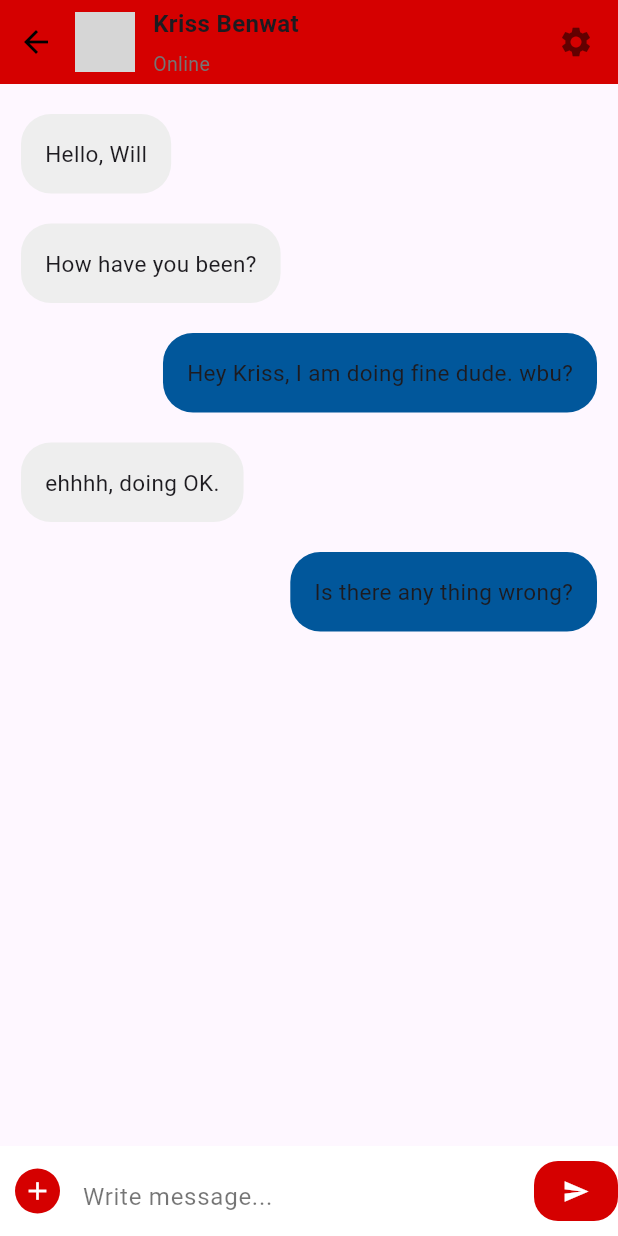
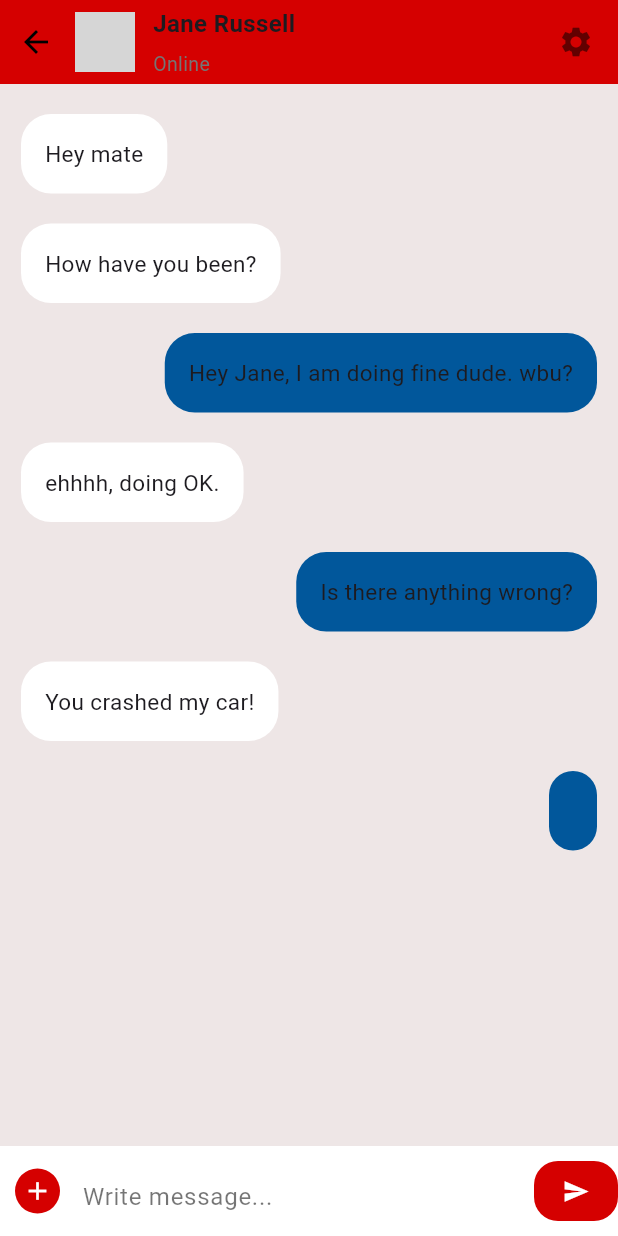
Before and after one commit to llsasas/ITU, a Flutter app: the ChatDetailPage screen opened directly, after a tap on the "send" icon, on a phone screen of 412 x 824 dp. Run offline on Flutter 3.47's test engine with Material 3 defaults, Android fonts, the phone set to English and light mode, and no system bars; our stand-ins replace cached_network_image, file_picker, firebase_auth, firebase_core, firebase_database, firebase_storage and 3 more; accounts and stored records are empty; network calls fail; grey boxes are pictures that could not be loaded.

Commit message:
Huge changes

```diff
--- a/lib/BE/ChatUsers.dart
+++ b/lib/BE/ChatUsers.dart
@@ -9,7 +9,7 @@ class ChatUsers{
 }
 
   List<ChatUsers> chatUsers = [
-    ChatUsers( name: "Jane Russel",  message: "Awesome Setup",  imagelink: "https://images.generated.photos/FkETUiEtr4GybYlSl6MZEf-epdB-X4F2beuGTXlyQ94/rs:fit:512:512/wm:0.95:sowe:18:18:0.33/czM6Ly9pY29uczgu/Z3Bob3Rvcy1wcm9k/LnBob3Rvcy92M18w/NDMwOTc0LmpwZw.jpg", time: "Now"),
+    ChatUsers( name: "Jane Russel",  message: "You crashed my car!",  imagelink: "https://images.generated.photos/FkETUiEtr4GybYlSl6MZEf-epdB-X4F2beuGTXlyQ94/rs:fit:512:512/wm:0.95:sowe:18:18:0.33/czM6Ly9pY29uczgu/Z3Bob3Rvcy1wcm9k/LnBob3Rvcy92M18w/NDMwOTc0LmpwZw.jpg", time: "Now"),
     ChatUsers( name: "Glady's Murphy",  message: "That's Great",  imagelink: "https://images.generated.photos/G1PTNJf13lWdHeHuJSoTFGlgJzEEx-2Qob3-WNnhZg0/rs:fit:512:512/wm:0.95:sowe:18:18:0.33/czM6Ly9pY29uczgu/Z3Bob3Rvcy1wcm9k/LnBob3Rvcy92M18w/ODQzMzM2LmpwZw.jpg",  time: "Yesterday"),
     ChatUsers( name: "Jorge Henry",  message: "Hey where are you?",  imagelink: "https://images.generated.photos/rnTuOpM5NrvLh_DWeu11Kv-hPqPeSjuEFcCTvIYsj0g/rs:fit:512:512/wm:0.95:sowe:18:18:0.33/czM6Ly9pY29uczgu/Z3Bob3Rvcy1wcm9k/LnBob3Rvcy92M18w/Mzk1NTIzLmpwZw.jpg",  time: "31 Mar"),
     ChatUsers( name: "Philip Fox",  message: "Busy! Call me in 20 mins",  imagelink: "https://images.generated.photos/tLH5vMqxQ8GtC7QSuB0ezWjQsBeALVu_2gOkCyO54t4/rs:fit:512:512/wm:0.95:sowe:18:18:0.33/czM6Ly9pY29uczgu/Z3Bob3Rvcy1wcm9k/LnBob3Rvcy92M18w/NDM1ODEzLmpwZw.jpg", time: "28 Mar"),
--- a/lib/BE/events.dart
+++ b/lib/BE/events.dart
@@ -1,8 +1,8 @@
 class Event
 {
   final String eventname;
-  final String description;
- Event({required this.eventname, required this.description});
+  final String time;
+ Event({required this.eventname, required this.time});
 }
 
 Map<DateTime, List<Event>> eventslist = {};
--- a/lib/BE/message.dart
+++ b/lib/BE/message.dart
@@ -6,9 +6,10 @@ class Message{
 
 
 List<Message> messages = [
-    Message(content: "Hello, Will", type: "receiver"),
+    Message(content: "Hey mate", type: "receiver"),
     Message(content: "How have you been?", type: "receiver"),
-    Message(content: "Hey Kriss, I am doing fine dude. wbu?", type: "sender"),
+    Message(content: "Hey Jane, I am doing fine dude. wbu?", type: "sender"),
     Message(content: "ehhhh, doing OK.", type: "receiver"),
-    Message(content: "Is there any thing wrong?", type: "sender"),
+    Message(content: "Is there anything wrong?", type: "sender"),
+    Message(content: "You crashed my car!", type: "receiver"),
   ];
--- a/lib/Widgets/calendar.dart
+++ b/lib/Widgets/calendar.dart
@@ -115,7 +115,7 @@ class TableEventsState extends State<TableEvents> {
             _entryField('Time', _controllerdescription),
             TextButton(
               onPressed: () {
-                eventslist.addAll({_selectedDay!:[Event(eventname: _controllername.text, description: _controllerdescription.text)]});
+                eventslist.addAll({_selectedDay!:[Event(eventname: _controllername.text, time: _controllerdescription.text)]});
                 Navigator.of(context).pop();
                 _selectedEvents.value = _getEventsForDay(_selectedDay!);
               },
@@ -194,7 +194,7 @@ class TableEventsState extends State<TableEvents> {
               margin: EdgeInsets.symmetric(horizontal: 12, vertical: 4),
               decoration: BoxDecoration(border: Border.all(), borderRadius: BorderRadius.circular(12)),
               child: ListTile(onTap: () => print(""),
-                title: Text('Time:${value[index].description} Event: ${value[index].eventname}'),
+                title: Text('Time:${value[index].time} Event: ${value[index].eventname}'),
               ),
             );
           });
--- a/lib/pages/chat.dart
+++ b/lib/pages/chat.dart
@@ -83,7 +83,7 @@ class _ChatState extends State<Chat> {
               shrinkWrap: true,
               padding: const EdgeInsets.only(top: 16),
               physics: const NeverScrollableScrollPhysics(),
-              itemBuilder: (context, index) {
+              itemBuilder: (BuildContext context, int index) {
                 return ChatList(
                   name: chatUsers[index].name,
                   msg: chatUsers[index].message,
--- a/lib/pages/chatdetailpage.dart
+++ b/lib/pages/chatdetailpage.dart
@@ -1,4 +1,5 @@
 import 'package:flutter/material.dart';
+import 'package:ituapp/BE/ChatUsers.dart';
 import 'package:ituapp/BE/message.dart';
 
 class ChatDetailPage extends StatefulWidget {
@@ -7,6 +8,7 @@ class ChatDetailPage extends StatefulWidget {
 }
 
 class _ChatDetailPageState extends State<ChatDetailPage> {
+  final TextEditingController _controllermessage = TextEditingController();
   @override
   Widget build(BuildContext context) {
     return Scaffold(
@@ -33,7 +35,7 @@ class _ChatDetailPageState extends State<ChatDetailPage> {
                 ),
                 const CircleAvatar(
                   backgroundImage: NetworkImage(
-                      "<https://randomuser.me/api/portraits/men/8.jpg>"),
+                      "https://images.generated.photos/FkETUiEtr4GybYlSl6MZEf-epdB-X4F2beuGTXlyQ94/rs:fit:512:512/wm:0.95:sowe:18:18:0.33/czM6Ly9pY29uczgu/Z3Bob3Rvcy1wcm9k/LnBob3Rvcy92M18w/NDMwOTc0LmpwZw.jpg"),
                   maxRadius: 20,
                 ),
                 const SizedBox(
@@ -45,7 +47,7 @@ class _ChatDetailPageState extends State<ChatDetailPage> {
                     mainAxisAlignment: MainAxisAlignment.center,
                     children: <Widget>[
                       const Text(
-                        "Kriss Benwat",
+                        "Jane Russell",
                         style: TextStyle(
                             fontSize: 16, fontWeight: FontWeight.w600),
                       ),
@@ -69,6 +71,7 @@ class _ChatDetailPageState extends State<ChatDetailPage> {
           ),
         ),
       ),
+      backgroundColor: const Color.fromRGBO(238, 230, 230, 1),
       body: Stack(
         children: <Widget>[
           ListView.builder(
@@ -78,8 +81,8 @@ class _ChatDetailPageState extends State<ChatDetailPage> {
             physics: const NeverScrollableScrollPhysics(),
             itemBuilder: (context, index) {
               return Container(
-                padding:
-                    const EdgeInsets.only(left: 14, right: 14, top: 10, bottom: 10),
+                padding: const EdgeInsets.only(
+                    left: 14, right: 14, top: 10, bottom: 10),
                 child: Align(
                   alignment: (messages[index].type == "receiver"
                       ? Alignment.topLeft
@@ -88,7 +91,7 @@ class _ChatDetailPageState extends State<ChatDetailPage> {
                     decoration: BoxDecoration(
                       borderRadius: BorderRadius.circular(20),
                       color: (messages[index].type == "receiver"
-                          ? Colors.grey.shade200
+                          ? Colors.white
                           : Colors.lightBlue.shade900),
                     ),
                     padding: const EdgeInsets.all(16),
@@ -129,9 +132,10 @@ class _ChatDetailPageState extends State<ChatDetailPage> {
                   const SizedBox(
                     width: 15,
                   ),
-                  const Expanded(
+                  Expanded(
                     child: TextField(
-                      decoration: InputDecoration(
+                      controller: _controllermessage,
+                      decoration: const InputDecoration(
                           hintText: "Write message...",
                           hintStyle: TextStyle(color: Colors.black54),
                           border: InputBorder.none),
@@ -141,7 +145,14 @@ class _ChatDetailPageState extends State<ChatDetailPage> {
                     width: 15,
                   ),
                   FloatingActionButton(
-                    onPressed: () {},
+                    onPressed: () {
+                      setState(() {
+                        chatUsers[0] = ChatUsers( name: "Jane Russel",  message: _controllermessage.text,  imagelink: "https://images.generated.photos/FkETUiEtr4GybYlSl6MZEf-epdB-X4F2beuGTXlyQ94/rs:fit:512:512/wm:0.95:sowe:18:18:0.33/czM6Ly9pY29uczgu/Z3Bob3Rvcy1wcm9k/LnBob3Rvcy92M18w/NDMwOTc0LmpwZw.jpg", time: "Now");
+                        messages.add(Message(
+                            content: _controllermessage.text, type: "sender"));
+
+                      });
+                    },
                     backgroundColor: Colors.redAccent.shade700,
                     elevation: 0,
                     child: const Icon(
--- a/lib/pages/home.dart
+++ b/lib/pages/home.dart
@@ -54,6 +54,7 @@ class _HomeScreenState extends State<HomeScreen> {
                   color: Colors.white,
                 ),
               ),
+              leading: AddSpotButton(),
               actions: [
                 _signOutButt(),
               ],
```
Also changed, not shown: lib/Widgets/spotform.dart (+5 -6 lines).
